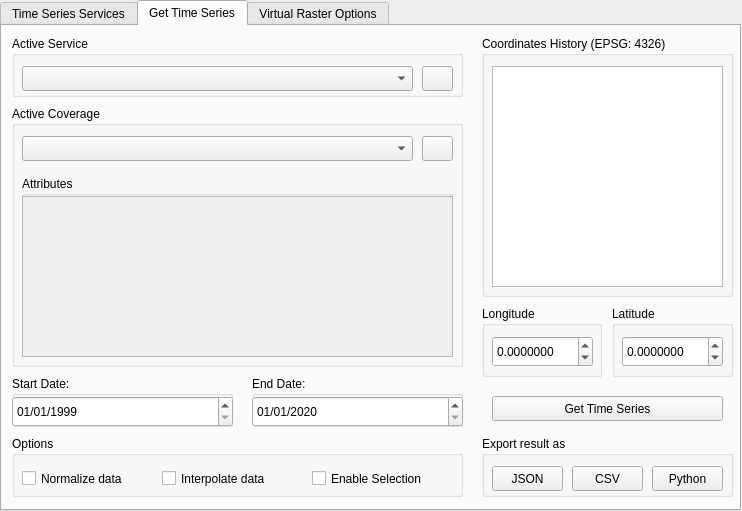
Above: wtss_plugin/wtss_qgis_dialog_base.ui from brazil-data-cube/wtss-qgis before the change. Below: the same form after it.
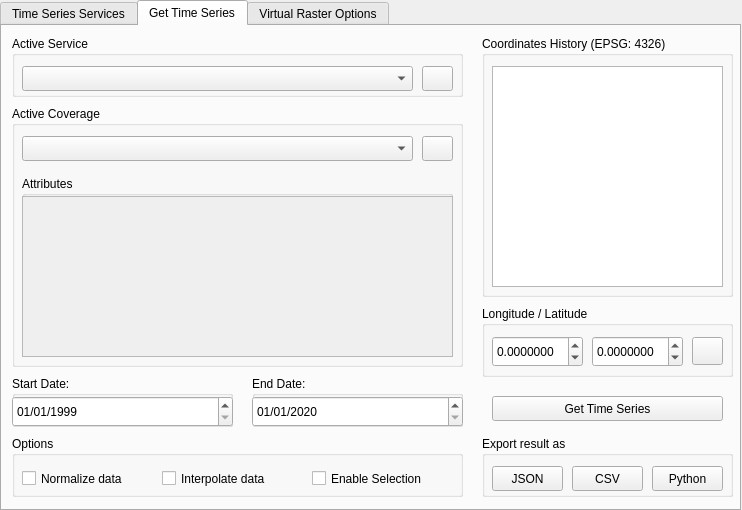
That is the form after the change. The open tabs and pages were chosen to show the change.

Commit message: [#69] Add draw point controls based on coordinates history

Patch:
```diff
--- a/wtss_plugin/wtss_qgis_dialog_base.ui
+++ b/wtss_plugin/wtss_qgis_dialog_base.ui
@@ -7,7 +7,7 @@
     <x>0</x>
     <y>0</y>
     <width>742</width>
-    <height>511</height>
+    <height>510</height>
    </rect>
   </property>
   <property name="windowTitle">
@@ -400,62 +400,24 @@
       <bool>false</bool>
      </property>
     </widget>
-    <widget class="QGroupBox" name="latitudeBox">
-     <property name="geometry">
-      <rect>
-       <x>610</x>
-       <y>280</y>
-       <width>121</width>
-       <height>71</height>
-      </rect>
-     </property>
-     <property name="title">
-      <string>Latitude</string>
-     </property>
-     <widget class="QDoubleSpinBox" name="input_latitude">
-      <property name="geometry">
-       <rect>
-        <x>10</x>
-        <y>30</y>
-        <width>101</width>
-        <height>31</height>
-       </rect>
-      </property>
-      <property name="decimals">
-       <number>7</number>
-      </property>
-      <property name="minimum">
-       <double>-90.000000000000000</double>
-      </property>
-      <property name="maximum">
-       <double>90.000000000000000</double>
-      </property>
-      <property name="singleStep">
-       <double>0.500000000000000</double>
-      </property>
-      <property name="value">
-       <double>0.000000000000000</double>
-      </property>
-     </widget>
-    </widget>
-    <widget class="QGroupBox" name="longitudeBox">
+    <widget class="QGroupBox" name="longitudelatitudeBox">
      <property name="geometry">
       <rect>
        <x>480</x>
        <y>280</y>
-       <width>120</width>
+       <width>251</width>
        <height>71</height>
       </rect>
      </property>
      <property name="title">
-      <string>Longitude</string>
+      <string>Longitude / Latitude</string>
      </property>
      <widget class="QDoubleSpinBox" name="input_longitude">
       <property name="geometry">
        <rect>
         <x>10</x>
         <y>30</y>
-        <width>101</width>
+        <width>91</width>
         <height>31</height>
        </rect>
       </property>
@@ -475,6 +437,44 @@
        <double>0.000000000000000</double>
       </property>
      </widget>
+     <widget class="QDoubleSpinBox" name="input_latitude">
+      <property name="geometry">
+       <rect>
+        <x>110</x>
+        <y>30</y>
+        <width>91</width>
+        <height>31</height>
+       </rect>
+      </property>
+      <property name="decimals">
+       <number>7</number>
+      </property>
+      <property name="minimum">
+       <double>-90.000000000000000</double>
+      </property>
+      <property name="maximum">
+       <double>90.000000000000000</double>
+      </property>
+      <property name="singleStep">
+       <double>0.500000000000000</double>
+      </property>
+      <property name="value">
+       <double>0.000000000000000</double>
+      </property>
+     </widget>
+     <widget class="QPushButton" name="zoom_selected_point">
+      <property name="geometry">
+       <rect>
+        <x>210</x>
+        <y>31</y>
+        <width>31</width>
+        <height>28</height>
+       </rect>
+      </property>
+      <property name="text">
+       <string/>
+      </property>
+     </widget>
     </widget>
     <widget class="QGroupBox" name="history">
      <property name="geometry">
```
The commit also changes 3 other files.
